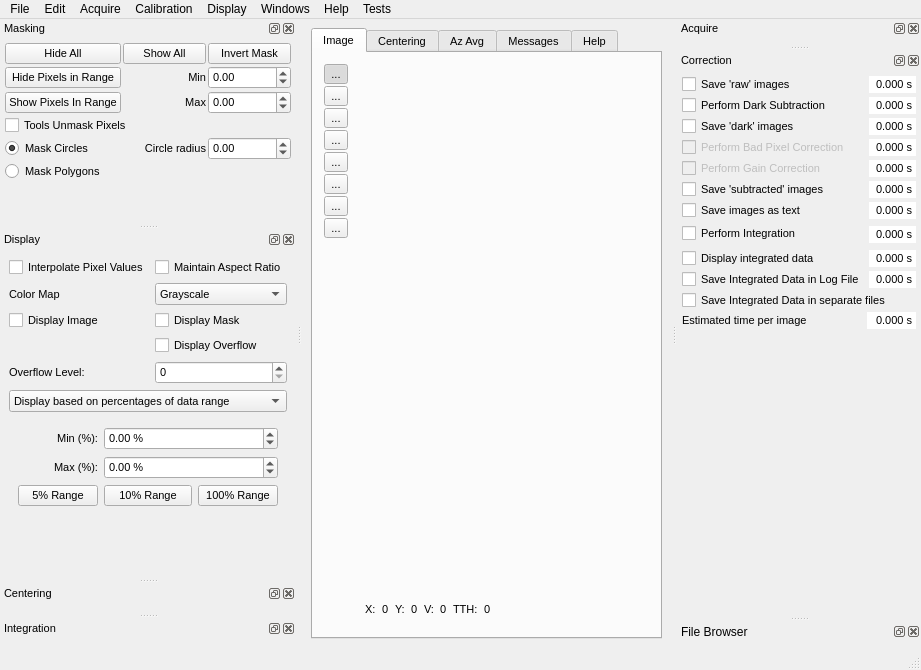
This is source/qxrdwindow.ui in guyjennings/qxrd as Qt 5 draws it before an edit. The edited form follows.
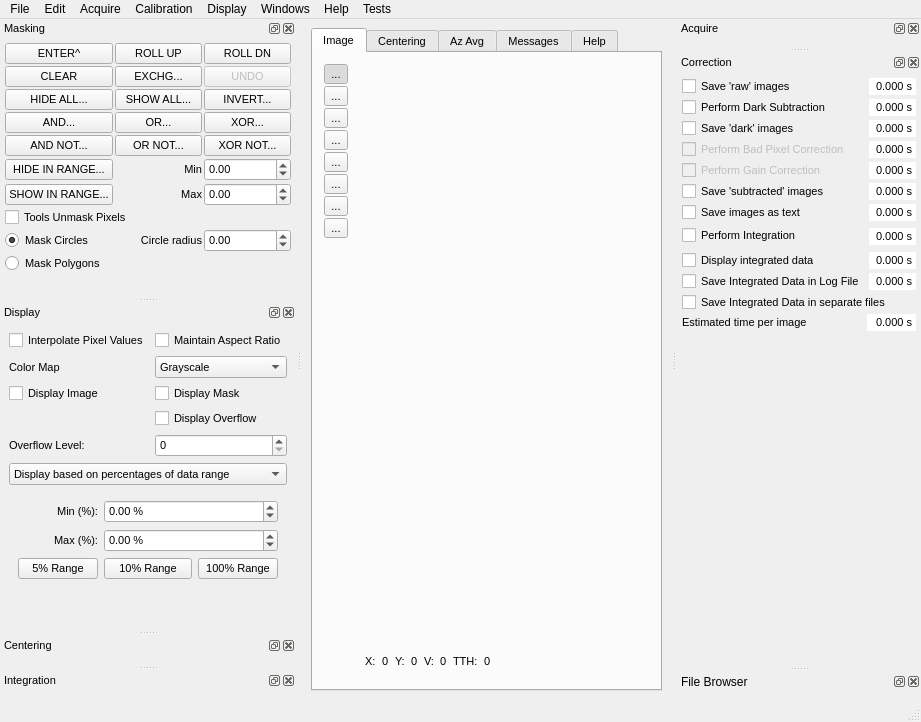
This is the edited form. Icons and pictures are not drawn. Custom widgets are drawn as their Qt base class.

Commit message: Implement a simple stack of mask images Implement a set of RPN-style mask manipulation operations

What changed in the file:
```diff
--- a/source/qxrdwindow.ui
+++ b/source/qxrdwindow.ui
@@ -7,7 +7,7 @@
     <x>0</x>
     <y>0</y>
     <width>921</width>
-    <height>670</height>
+    <height>722</height>
    </rect>
   </property>
   <property name="windowTitle">
@@ -1440,7 +1440,7 @@
      <property name="spacing">
       <number>2</number>
      </property>
-     <item row="14" column="0" colspan="3">
+     <item row="17" column="0" colspan="3">
       <spacer name="verticalSpacer_8">
        <property name="orientation">
         <enum>Qt::Vertical</enum>
@@ -1453,7 +1453,7 @@
        </property>
       </spacer>
      </item>
-     <item row="9" column="0">
+     <item row="12" column="0">
       <widget class="QRadioButton" name="m_MaskCirclesRadio">
        <property name="font">
         <font>
@@ -1471,7 +1471,7 @@
        </property>
       </widget>
      </item>
-     <item row="12" column="0">
+     <item row="15" column="0">
       <widget class="QRadioButton" name="m_MaskPolygonsRadio">
        <property name="font">
         <font>
@@ -1486,7 +1486,7 @@
        </property>
       </widget>
      </item>
-     <item row="9" column="1">
+     <item row="12" column="1">
       <widget class="QLabel" name="label_19">
        <property name="font">
         <font>
@@ -1501,7 +1501,7 @@
        </property>
       </widget>
      </item>
-     <item row="9" column="2">
+     <item row="12" column="2">
       <widget class="QDoubleSpinBox" name="m_MaskCircleRadius">
        <property name="font">
         <font>
@@ -1519,7 +1519,7 @@
        </property>
       </widget>
      </item>
-     <item row="1" column="0">
+     <item row="2" column="0">
       <widget class="QPushButton" name="m_HideMaskAll">
        <property name="font">
         <font>
@@ -1530,11 +1530,11 @@
         <string>Set mask so all pixels are ignored</string>
        </property>
        <property name="text">
-        <string>Hide All</string>
+        <string>HIDE ALL...</string>
        </property>
       </widget>
      </item>
-     <item row="3" column="0">
+     <item row="6" column="0">
       <widget class="QPushButton" name="m_HideMaskRange">
        <property name="font">
         <font>
@@ -1545,11 +1545,11 @@
         <string>Ignore pixels whose value lies within the given range</string>
        </property>
        <property name="text">
-        <string>Hide Pixels in Range</string>
+        <string>HIDE IN RANGE...</string>
        </property>
       </widget>
      </item>
-     <item row="5" column="0">
+     <item row="8" column="0">
       <widget class="QPushButton" name="m_ShowMaskRange">
        <property name="font">
         <font>
@@ -1560,11 +1560,11 @@
         <string>Set pixels whose values are in the given range to be used</string>
        </property>
        <property name="text">
-        <string>Show Pixels In Range</string>
+        <string>SHOW IN RANGE...</string>
        </property>
       </widget>
      </item>
-     <item row="5" column="1">
+     <item row="8" column="1">
       <widget class="QLabel" name="label_18">
        <property name="font">
         <font>
@@ -1579,7 +1579,7 @@
        </property>
       </widget>
      </item>
-     <item row="5" column="2">
+     <item row="8" column="2">
       <widget class="QDoubleSpinBox" name="m_MaskMaximum">
        <property name="font">
         <font>
@@ -1597,7 +1597,7 @@
        </property>
       </widget>
      </item>
-     <item row="3" column="1">
+     <item row="6" column="1">
       <widget class="QLabel" name="label_17">
        <property name="font">
         <font>
@@ -1612,7 +1612,7 @@
        </property>
       </widget>
      </item>
-     <item row="3" column="2">
+     <item row="6" column="2">
       <widget class="QDoubleSpinBox" name="m_MaskMinimum">
        <property name="font">
         <font>
@@ -1630,7 +1630,7 @@
        </property>
       </widget>
      </item>
-     <item row="1" column="1">
+     <item row="2" column="1">
       <widget class="QPushButton" name="m_ShowMaskAll">
        <property name="font">
         <font>
@@ -1641,11 +1641,11 @@
         <string>Set mask so all pixels are used</string>
        </property>
        <property name="text">
-        <string>Show All</string>
+        <string>SHOW ALL...</string>
        </property>
       </widget>
      </item>
-     <item row="1" column="2">
+     <item row="2" column="2">
       <widget class="QPushButton" name="m_InvertMask">
        <property name="font">
         <font>
@@ -1656,11 +1656,11 @@
         <string>Invert each pixel mask</string>
        </property>
        <property name="text">
-        <string>Invert Mask</string>
+        <string>INVERT...</string>
        </property>
       </widget>
      </item>
-     <item row="8" column="0" colspan="3">
+     <item row="11" column="0" colspan="3">
       <widget class="QCheckBox" name="m_MaskSetPixels">
        <property name="font">
         <font>
@@ -1676,6 +1676,189 @@
        </property>
       </widget>
      </item>
+     <item row="4" column="0">
+      <widget class="QPushButton" name="m_AndNotMask">
+       <property name="font">
+        <font>
+         <pointsize>8</pointsize>
+        </font>
+       </property>
+       <property name="toolTip">
+        <string>mask &lt;- mask AND NOT mask2</string>
+       </property>
+       <property name="text">
+        <string>AND NOT...</string>
+       </property>
+      </widget>
+     </item>
+     <item row="4" column="1">
+      <widget class="QPushButton" name="m_OrNotMask">
+       <property name="font">
+        <font>
+         <pointsize>8</pointsize>
+        </font>
+       </property>
+       <property name="toolTip">
+        <string>mask &lt;- mask OR NOT mask2</string>
+       </property>
+       <property name="text">
+        <string>OR NOT...</string>
+       </property>
+      </widget>
+     </item>
+     <item row="4" column="2">
+      <widget class="QPushButton" name="m_XorNotMask">
+       <property name="font">
+        <font>
+         <pointsize>8</pointsize>
+        </font>
+       </property>
+       <property name="toolTip">
+        <string>mask &lt;- mask XOR NOT mask2</string>
+       </property>
+       <property name="text">
+        <string>XOR NOT...</string>
+       </property>
+      </widget>
+     </item>
+     <item row="3" column="0">
+      <widget class="QPushButton" name="m_AndMask">
+       <property name="font">
+        <font>
+         <pointsize>8</pointsize>
+        </font>
+       </property>
+       <property name="toolTip">
+        <string>mask &lt;- mask AND mask2</string>
+       </property>
+       <property name="text">
+        <string>AND...</string>
+       </property>
+      </widget>
+     </item>
+     <item row="3" column="1">
+      <widget class="QPushButton" name="m_OrMask">
+       <property name="font">
+        <font>
+         <pointsize>8</pointsize>
+        </font>
+       </property>
+       <property name="toolTip">
+        <string>mask &lt;- mask OR mask2</string>
+       </property>
+       <property name="text">
+        <string>OR...</string>
+       </property>
+      </widget>
+     </item>
+     <item row="3" column="2">
+      <widget class="QPushButton" name="m_XorMask">
+       <property name="font">
+        <font>
+         <pointsize>8</pointsize>
+        </font>
+       </property>
+       <property name="toolTip">
+        <string>mask &lt;- mask XOR mask2</string>
+       </property>
+       <property name="text">
+        <string>XOR...</string>
+       </property>
+      </widget>
+     </item>
+     <item row="0" column="0">
+      <widget class="QPushButton" name="m_PushMask">
+       <property name="font">
+        <font>
+         <pointsize>8</pointsize>
+        </font>
+       </property>
+       <property name="toolTip">
+        <string>Push Current Mask Onto Stack</string>
+       </property>
+       <property name="text">
+        <string>ENTER^</string>
+       </property>
+      </widget>
+     </item>
+     <item row="0" column="1">
+      <widget class="QPushButton" name="m_RollUpMask">
+       <property name="font">
+        <font>
+         <pointsize>8</pointsize>
+        </font>
+       </property>
+       <property name="toolTip">
+        <string>Roll Mask Stack Up</string>
+       </property>
+       <property name="text">
+        <string>ROLL UP</string>
+       </property>
+      </widget>
+     </item>
+     <item row="1" column="1">
+      <widget class="QPushButton" name="m_ExchangeMask">
+       <property name="font">
+        <font>
+         <pointsize>8</pointsize>
+        </font>
+       </property>
+       <property name="toolTip">
+        <string>Exchange Current Mask with stack element</string>
+       </property>
+       <property name="text">
+        <string>EXCHG...</string>
+       </property>
+      </widget>
+     </item>
+     <item row="0" column="2">
+      <widget class="QPushButton" name="m_RollDownMask">
+       <property name="font">
+        <font>
+         <pointsize>8</pointsize>
+        </font>
+       </property>
+       <property name="toolTip">
+        <string>Roll Mask Stack Down</string>
+       </property>
+       <property name="text">
+        <string>ROLL DN</string>
+       </property>
+      </widget>
+     </item>
+     <item row="1" column="0">
+      <widget class="QPushButton" name="m_ClearMask">
+       <property name="font">
+        <font>
+         <pointsize>8</pointsize>
+        </font>
+       </property>
+       <property name="toolTip">
+        <string>Clear Mask Stack</string>
+       </property>
+       <property name="text">
+        <string>CLEAR</string>
+       </property>
+      </widget>
+     </item>
+     <item row="1" column="2">
+      <widget class="QPushButton" name="m_UndoMask">
+       <property name="enabled">
+        <bool>false</bool>
+       </property>
+       <property name="font">
+        <font>
+         <pointsize>8</pointsize>
+        </font>
+       </property>
+       <property name="toolTip">
+        <string>Undo Mask Operation</string>
+       </property>
+       <property name="text">
+        <string>UNDO</string>
+       </property>
+      </widget>
+     </item>
     </layout>
    </widget>
   </widget>
```
Left out of the diff: 2 changed lines with no effect on the pictures. The commit also changes 7 other files.
